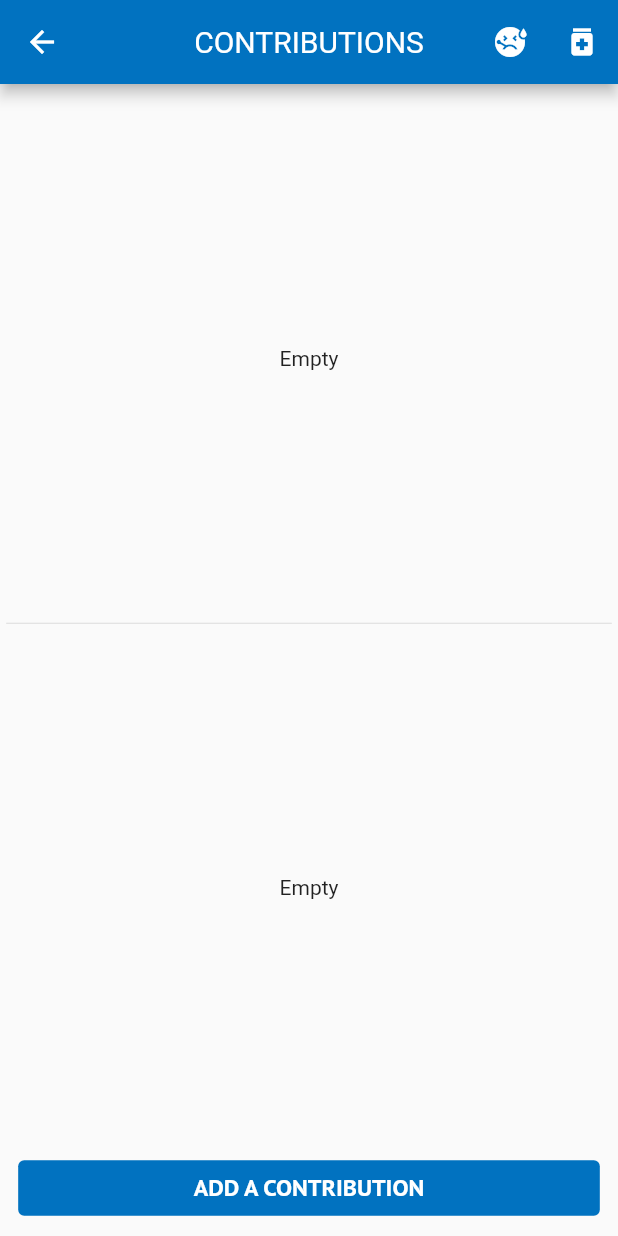
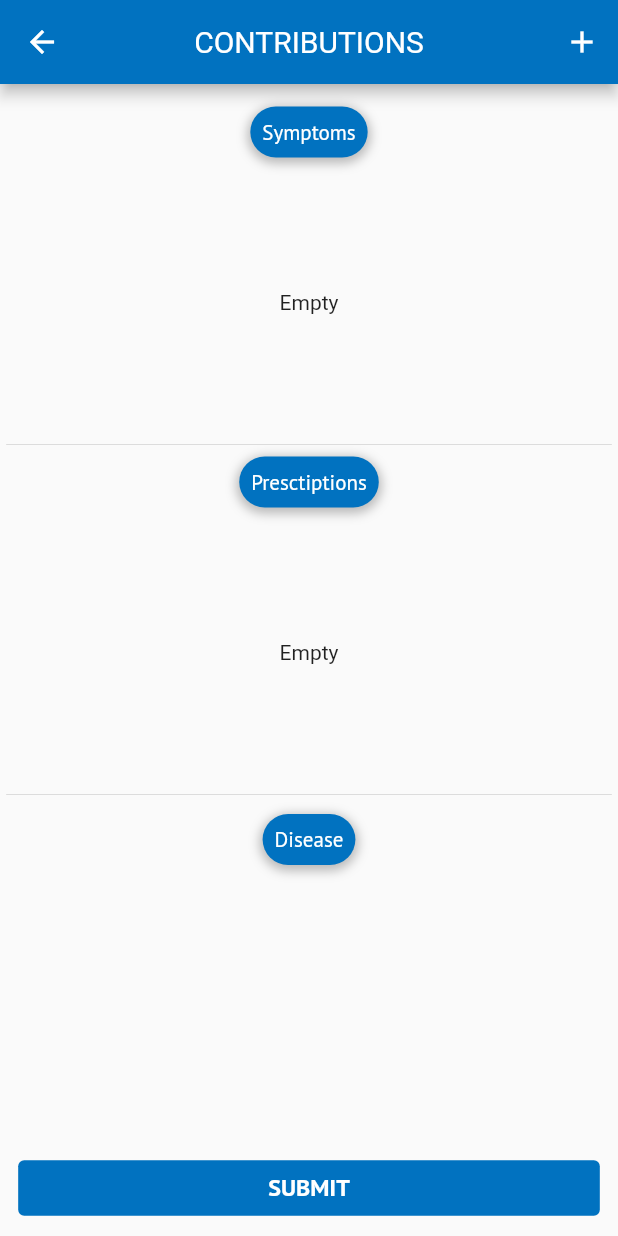
Before and after one commit to gyatashoa/doctr, a Flutter app: the ContributionView screen opened by its route, on a phone screen of 412 x 824 dp. Run offline on Flutter 3.47's test engine with Material 2 defaults, Android fonts, the phone set to English and light mode, and no system bars; our stand-ins replace auto_size_text, cached_network_image, cloud_firestore, dio, firebase_auth, firebase_core and 13 more; missing offline and left inert: observable_ish, stacked_hooks, stream_chat_flutter_core; accounts and stored records are empty.

Commit message:
addded doctor contribution ui

```diff
--- a/lib/main.dart
+++ b/lib/main.dart
@@ -12,6 +12,7 @@ import 'package:doctr/services/cache_service.dart';
 import 'package:doctr/services/symtoms_state_service.dart';
 import 'package:doctr/theme/app_theme.dart';
 import 'package:doctr/utils/bottom_sheet_config.dart';
+import 'package:doctr/utils/dialog_config.dart';
 import 'package:doctr/utils/snackbar_config.dart';
 import 'package:doctr/views/home/home_view.dart';
 import 'package:doctr/views/login/login_view.dart';
@@ -33,6 +34,7 @@ Future<void> main() async {
   await setupLocator();
   loadSnackbarConfig();
   setupBottomSheetUi();
+  loadDialogConfig();
   final authServices = locator<AuthServices>();
   final cacheService = locator<CacheServices>();
   final symptomsStateService = locator<SymptomsStateService>();
--- a/lib/models/news_model.dart
+++ b/lib/models/news_model.dart
@@ -1,7 +1,7 @@
 class NewsModel {
-  final String title;
-  final String imageUrl;
-  final String url;
+  final String? title;
+  final String? imageUrl;
+  final String? url;
   NewsModel({
     this.url = '',
     required this.title,
--- a/lib/services/api_services.dart
+++ b/lib/services/api_services.dart
@@ -1,3 +1,5 @@
+import 'dart:developer';
+
 import 'package:dio/dio.dart';
 import 'package:doctr/config/constants.dart';
 import 'package:doctr/exceptions/api_exceptions.dart';
@@ -17,9 +19,8 @@ class ApiServices {
   Future<ApiResponse> getNews() async {
     try {
       var response = await _dio.get(NEWS_API_URL + NEWS_API_KEY);
-      print(response.data);
       return ApiResponse.data(data: response.data);
-    } on Exception {
+    } on Exception catch (e) {
       return ApiResponse.error(
           exception: ApiException(
               'Error while fectching ', 'Error while fetching data!!'));
--- a/lib/views/contribution/contribution_view.dart
+++ b/lib/views/contribution/contribution_view.dart
@@ -1,5 +1,6 @@
 import 'package:doctr/theme/colors.dart';
 import 'package:doctr/views/contribution/contribution_view_model.dart';
+import 'package:doctr/widgets/header_widget.dart';
 import 'package:flutter/material.dart';
 import 'package:stacked/stacked.dart';
 
@@ -14,8 +15,8 @@ class ContributionView extends StatelessWidget {
         builder: (_, model, __) => Scaffold(
               appBar: AppBar(
                 actions: [
-                  IconButton(onPressed: () {}, icon: Icon(Icons.sick)),
-                  IconButton(onPressed: () {}, icon: Icon(Icons.medication))
+                  IconButton(
+                      onPressed: model.onAdd, icon: const Icon(Icons.add)),
                 ],
                 centerTitle: true,
                 backgroundColor: primaryColor,
@@ -30,6 +31,11 @@ class ContributionView extends StatelessWidget {
                   child: Column(children: [
                     const SizedBox(
                       height: 15,
+                    ),
+                    HeaderChip(
+                        onTap: model.onAddToSpecific, headerText: 'Symptoms'),
+                    const SizedBox(
+                      height: 10,
                     ),
                     model.addedSymptoms.isEmpty
                         ? const Expanded(
@@ -48,25 +54,24 @@ class ContributionView extends StatelessWidget {
                                                 padding:
                                                     const EdgeInsets.all(2.0),
                                                 child: Chip(
-                                                    onDeleted: () =>
-                                                        model.onDeleteChip(e),
+                                                    onDeleted: () => model
+                                                        .onDeleteChip(e, 0),
                                                     deleteIcon: const Icon(
                                                         Icons.cancel),
                                                     label: Text(e)),
                                               ))
                                           .toList(),
                                     ),
-                                    // Flexible(
-                                    //   child: TextButton(
-                                    //       style: TextButton.styleFrom(
-                                    //           backgroundColor: Colors.red),
-                                    //       onPressed: () {},
-                                    //       child: const Text('add symptom')),
-                                    // )
                                   ],
                                 )),
                           ),
                     const Divider(),
+                    HeaderChip(
+                        onTap: model.onAddToSpecific,
+                        headerText: 'Presctiptions'),
+                    const SizedBox(
+                      height: 10,
+                    ),
                     model.addedprescriptions.isEmpty
                         ? const Expanded(
                             child: Center(
@@ -84,8 +89,8 @@ class ContributionView extends StatelessWidget {
                                                 padding:
                                                     const EdgeInsets.all(2.0),
                                                 child: Chip(
-                                                    onDeleted: () =>
-                                                        model.onDeleteChip(e),
+                                                    onDeleted: () => model
+                                                        .onDeleteChip(e, 1),
                                                     deleteIcon: const Icon(
                                                         Icons.cancel),
                                                     label: Text(e)),
@@ -95,6 +100,16 @@ class ContributionView extends StatelessWidget {
                                   ],
                                 )),
                           ),
+                    const Divider(),
+                    const SizedBox(
+                      height: 5,
+                    ),
+                    HeaderChip(
+                        onTap: model.onAddToSpecific, headerText: 'Disease'),
+                    const SizedBox(
+                      height: 10,
+                    ),
+                    Expanded(child: Text(model.disease ?? '')),
                     Align(
                       alignment: Alignment.bottomCenter,
                       child: Padding(
@@ -104,7 +119,7 @@ class ContributionView extends StatelessWidget {
                             child: TextButton(
                                 style: TextButton.styleFrom(
                                     backgroundColor: primaryColor),
-                                onPressed: () {},
+                                onPressed: model.isBusy?null:model.onContribute,
                                 child: model.isBusy
                                     ? Transform.scale(
                                         scale: .3,
@@ -112,7 +127,7 @@ class ContributionView extends StatelessWidget {
                                             color: Colors.white),
                                       )
                                     : const Text(
-                                        'ADD A CONTRIBUTION',
+                                        'SUBMIT',
                                         style: TextStyle(
                                             color: Colors.white,
                                             fontWeight: FontWeight.w600,
--- /dev/null
+++ b/lib/widgets/header_widget.dart
@@ -0,0 +1,36 @@
+import 'package:doctr/theme/colors.dart';
+import 'package:flutter/material.dart';
+import 'package:google_fonts/google_fonts.dart';
+
+class HeaderChip extends StatelessWidget {
+  final String headerText;
+  final void Function(String type) onTap;
+  const HeaderChip({Key? key, required this.onTap, required this.headerText})
+      : super(key: key);
+
+  @override
+  Widget build(BuildContext context) {
+    return InkWell(
+      onTap: () => onTap(headerText),
+      child: Container(
+        decoration: const BoxDecoration(
+            color: primaryColor,
+            boxShadow: [
+              BoxShadow(
+                  color: Colors.black26,
+                  offset: Offset(0, 2),
+                  blurRadius: 5,
+                  spreadRadius: 2)
+            ],
+            borderRadius: BorderRadius.all(Radius.circular(20))),
+        child: Padding(
+          padding: const EdgeInsets.all(8.0),
+          child: Text(
+            headerText,
+            style: GoogleFonts.ptSans(color: Colors.white),
+          ),
+        ),
+      ),
+    );
+  }
+}
--- a/lib/widgets/new_tile.dart
+++ b/lib/widgets/new_tile.dart
@@ -54,7 +54,7 @@ class NewsTile extends StatelessWidget {
               child: Padding(
                 padding: const EdgeInsets.all(8.0),
                 child: Text(
-                  news.title,
+                  news.title ?? '',
                   maxLines: 2,
                   overflow: TextOverflow.ellipsis,
                 ),
```
Also changed, not shown: lib/utils/bottom_sheet_config.dart (+47 -4 lines), lib/utils/dialog_config.dart (added, +39 -0 lines), lib/views/contribution/contribution_view_model.dart (+70 -1 lines), lib/views/home/tabs/home_tab.dart (+1 -32 lines), lib/views/home/tabs/news_section/news_section.dart (+14 -12 lines), lib/views/home/tabs/news_section/news_section_view_model.dart (+7 -4 lines).
